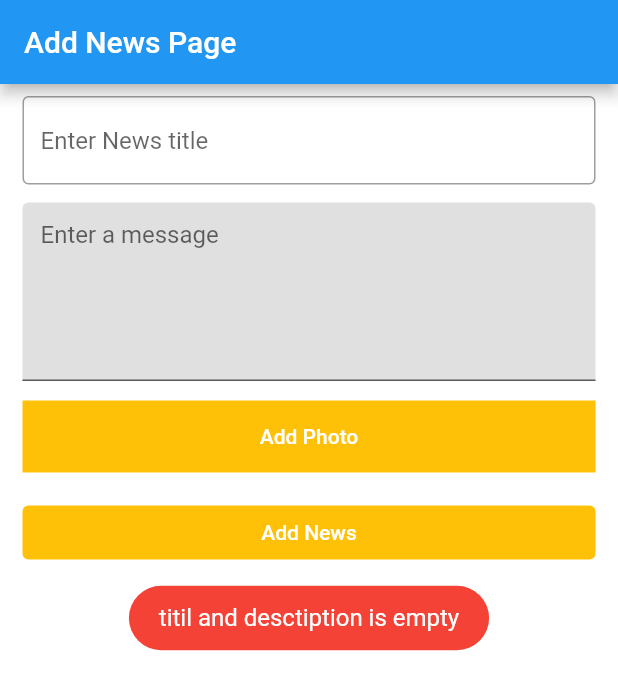
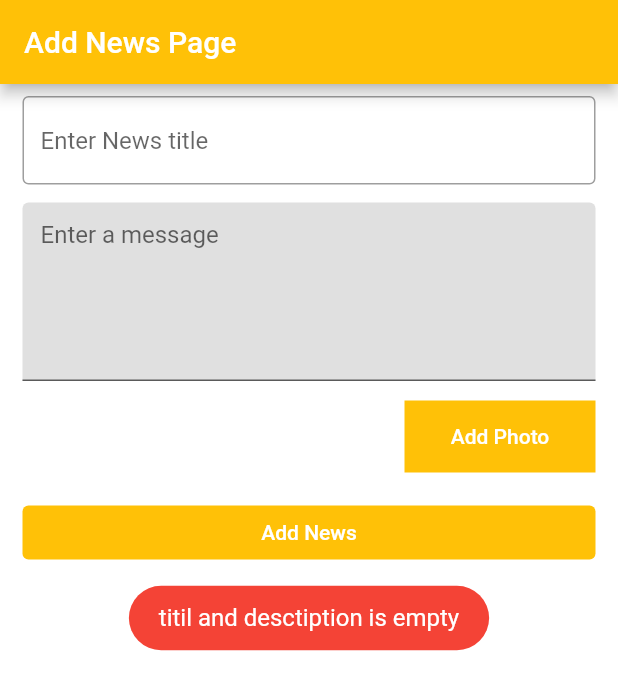
Before and after one commit to mohibraja1/news_app, a Flutter app: the AddNewsScreen screen opened directly, after a tap on "Add News", on a phone screen of 412 x 824 dp. Shown: the top 690 px of the screen. Run offline on Flutter 3.47's test engine with Material 2 defaults, Android fonts, the phone set to English and light mode, and no system bars; our stand-ins replace cached_network_image, firebase_core, firebase_database, firebase_storage, fluttertoast, image_picker and 1 more; accounts and stored records are empty.

Commit message:
working fine with mvvm

```diff
--- a/news_app/lib/main.dart
+++ b/news_app/lib/main.dart
@@ -14,7 +14,9 @@ class MyApp extends StatelessWidget {
     return MaterialApp(
       title: 'News App',
       theme: ThemeData(
+        primaryColor: Colors.amber,
         primarySwatch: Colors.blue,
+
       ),
       debugShowCheckedModeBanner: false,
       // home: MyHomePage(title: 'Flutter Demo Home Page'),
@@ -56,7 +58,7 @@ class _MyHomePageState extends State<MyHomePage> {
       appBar: AppBar(
         // Here we take the value from the MyHomePage object that was created by
         // the App.build method, and use it to set our appbar title.
-        title: Text(widget.title),
+        title: Text(widget.title,style: TextStyle(color: Colors.white),),
       ),
       body: Center(
         // Center is a layout widget. It takes a single child and positions it
--- a/news_app/lib/ui/AddNewsScreen.dart
+++ b/news_app/lib/ui/AddNewsScreen.dart
@@ -4,6 +4,12 @@ import 'package:flutter/material.dart';
 import 'package:news_app/blocs/AddNewsScreen.dart';
 import 'package:image_picker/image_picker.dart';
 import 'package:news_app/models/NewsModel.dart';
+import 'package:news_app/repo/FireBaseDatabase.dart';
+import 'package:news_app/viewmodels/AddNewsScreenVM.dart';
+import 'package:stacked/stacked.dart';
+import 'package:cached_network_image/cached_network_image.dart';
+
+final TAG = 'AddNewsScreen';
 
 class AddNewsScreen extends StatefulWidget {
   @override
@@ -32,7 +38,10 @@ class _State extends State<AddNewsScreen> {
         // Returning true allows the pop to happen, returning false prevents it.
         return true;
       },
-      child: Scaffold(
+      child: ViewModelBuilder<AddNewsScreenVM>.reactive(
+        viewModelBuilder: () => AddNewsScreenVM(),
+        onModelReady: (viewModel) => viewModel.initialise(),
+        builder: (context, viewModel, child) => Scaffold(
           appBar: AppBar(
             title: Text(
               'Add News Page',
@@ -41,8 +50,11 @@ class _State extends State<AddNewsScreen> {
           ),
           backgroundColor: Colors.white,
           body: SafeArea(
-          child: Padding(
-            padding: EdgeInsets.only(left: 15, right: 15, top: 8, bottom: 5),
+            child: Stack(
+              children: [
+                Padding(
+                  padding:
+                      EdgeInsets.only(left: 15, right: 15, top: 8, bottom: 5),
                   child: ListView(
                     children: [
                       TextField(
@@ -64,7 +76,15 @@ class _State extends State<AddNewsScreen> {
                           ),
                         ),
                       ),
-                Container(
+                      Row(
+                        children: [
+                          Expanded(
+                            flex: 2,
+                            child: Container(),
+                          ),
+                          Expanded(
+                            flex: 1,
+                            child: Container(
                               width: 200,
                               margin: EdgeInsets.only(top: 12),
                               color: Colors.amber,
@@ -72,17 +92,25 @@ class _State extends State<AddNewsScreen> {
                                 style: ButtonStyle(),
                                 onPressed: () {
                                   mBloc.printLog("add image button clicked");
-                      pickImageFromGallery();
+
+                                  if (!viewModel.isShowingProgress) {
+                                    pickImageFromGallery(viewModel);
+                                  }
                                 },
+                                child: Container(
                                   child: Text(
                                     'Add Photo',
                                     style: TextStyle(color: Colors.white),
                                   ),
                                 ),
                               ),
+                            ),
+                          )
+                        ],
+                      ),
                       Container(
                         margin: EdgeInsets.only(top: 15),
-                  child: _previewImage(),
+                        child: _previewImage(viewModel),
                       ),
                       Container(
                         child: TextButton(
@@ -95,11 +123,15 @@ class _State extends State<AddNewsScreen> {
                           onPressed: () {
                             mBloc.printLog('done button pressed');
 
-                      addNewsToFirebase();
+                            addNewsToFirebase(viewModel);
                           },
                           child: Text('Add News'),
                         ),
                       )
+                    ],
+                  ),
+                ),
+                showProgressBar(viewModel.isShowingProgress),
               ],
             ),
           ),
@@ -108,7 +140,7 @@ class _State extends State<AddNewsScreen> {
     );
   }
 
-  void addNewsToFirebase() {
+  void addNewsToFirebase(AddNewsScreenVM viewModel) {
     if (titleController.text.isEmpty && descriptionController.text.isEmpty) {
       mBloc.toast('titil and desctiption is empty');
       return;
@@ -128,15 +160,21 @@ class _State extends State<AddNewsScreen> {
     final newsModel = NewsModel(
         titleController.text, descriptionController.text, _imageFilePath);
 
-    mBloc.addNewsRecordToFirebaseDB(newsModel);
+    viewModel.addNewsRecordToFirebaseDB(newsModel).then((value) => {
+          if (value)
+            {mBloc.toast('News added successfully'), mBloc.moveToLastScreen()}
+          else
+            {mBloc.toast('News added failed')}
+        });
   }
 
-  Future<void> pickImageFromGallery() async {
+  Future<void> pickImageFromGallery(AddNewsScreenVM viewModel) async {
     mBloc.printLog('pickImageFromGallery');
     final PickedFile? pickedFile =
         await _picker.getImage(source: ImageSource.gallery);
 
-    final downloadLink = mBloc.uploadImageToFirebase(File(pickedFile!.path));
+    final downloadLink =
+        viewModel.uploadImageToFirebase(File(pickedFile!.path));
 
     downloadLink.then((value) => {
           setState(() {
@@ -146,11 +184,16 @@ class _State extends State<AddNewsScreen> {
         });
   }
 
-  Widget _previewImage() {
+  Widget _previewImage(AddNewsScreenVM viewModel) {
     if (_imageFilePath.isNotEmpty) {
       print(_imageFilePath);
 
-      return Semantics(child: Image.network(_imageFilePath));
+
+
+      viewModel.shouldShowProgress(false);
+
+      return Container( margin : EdgeInsets.only(top: 20,bottom: 20),child: Image.network(_imageFilePath));
+
     } else {
       return Container(
         width: 1,
@@ -158,4 +201,15 @@ class _State extends State<AddNewsScreen> {
       );
     }
   }
+
+  showProgressBar(bool showProgress) {
+    log('$TAG showProgressBar');
+    if (showProgress) {
+      log('$TAG showing');
+      return Center(child: CircularProgressIndicator());
+    } else {
+      log('$TAG not showing');
+      return Container();
     }
+  }
+}
--- a/news_app/lib/utils/FireBaseDatabase.dart
+++ /dev/null
@@ -1,62 +0,0 @@
-import 'dart:io';
-
-import 'package:firebase_database/firebase_database.dart';
-import 'package:firebase_storage/firebase_storage.dart';
-import 'package:news_app/models/NewsModel.dart';
-
-class MyFireBaseDatabase {
-  static final databaseReference =
-      FirebaseDatabase.instance.reference().child('MyNews');
-
-  final KEY_NEWS_TITLE = 'NewsTitle';
-  final KEY_NEWS_DESCRIPTION = 'NewsDescription';
-  final KEY_NEWS_IMAGE = 'NewsImage';
-
-  void addEntryToFireBase(NewsModel newsModel) {
-    databaseReference.push().set({
-      KEY_NEWS_TITLE: newsModel.newsTitle,
-      KEY_NEWS_DESCRIPTION: newsModel.newsDesctiption,
-      KEY_NEWS_IMAGE: newsModel.imagePath,
-    }).then((value) => {
-      print('addEntryToFireBase success')
-    });
-  }
-
-  Future<List<NewsModel>> readAllNewsData() async {
-    print('readAllNewsData come in this function');
-
-    List<NewsModel> mList = <NewsModel>[];
-
-    await databaseReference.once().then((DataSnapshot snapshot) {
-      Map<dynamic, dynamic> values = snapshot.value;
-      values.forEach((key, values) {
-        final title = values[KEY_NEWS_TITLE];
-        final description = values[KEY_NEWS_DESCRIPTION];
-        final imagePath = values[KEY_NEWS_IMAGE];
-
-        final newsmodel = NewsModel(title, description, imagePath);
-        mList.add(newsmodel);
-      });
-
-      print(mList);
-
-      return mList;
-    });
-
-    return mList;
-  }
-
-  Future<String> uploadImageToFirebase(File file1) async {
-    String data = "helloworld";
-
-    FirebaseStorage storage = FirebaseStorage.instance;
-    Reference ref = storage.ref().child("image1-" + DateTime.now().toString());
-    await ref.putFile(file1).then((res) async {
-      await res.ref.getDownloadURL().then((value) {
-        print("sds_ $value");
-        data = value;
-      });
-    });
-    return data;
-  }
-}
--- /dev/null
+++ b/news_app/lib/viewmodels/AddNewsScreenVM.dart
@@ -0,0 +1,32 @@
+import 'dart:async';
+import 'dart:io';
+
+import 'package:news_app/models/NewsModel.dart';
+import 'package:news_app/repo/FireBaseDatabase.dart';
+import 'package:news_app/viewmodels/BaseViewModel.dart';
+
+class AddNewsScreenVM extends BaseViewModel {
+  late MyFireBaseDatabase _db;
+
+  bool isShowingProgress = false;
+
+  initialise() {
+    _db = MyFireBaseDatabase();
+  }
+
+  Future<bool> addNewsRecordToFirebaseDB(NewsModel newsModel) {
+    return _db.addEntryToFireBase(newsModel);
+  }
+
+  Future<String> uploadImageToFirebase(File file) async {
+    notifyChange();
+    isShowingProgress = true;
+    return _db.uploadImageToFirebase(file);
+
+  }
+
+  shouldShowProgress(bool value){
+    notifyChange();
+    isShowingProgress = value;
+  }
+}
--- a/news_app/pubspec.yaml
+++ b/news_app/pubspec.yaml
@@ -31,6 +31,7 @@ dependencies:
   firebase_database: ^7.1.1
   firebase_storage: ^8.1.3
   stacked: ^2.1.9
+  cached_network_image: ^3.0.0
 
 dev_dependencies:
   flutter_test:
```
Also changed, not shown: news_app/lib/blocs/AddNewsScreen.dart (+3 -7 lines), news_app/lib/blocs/BaseBlock.dart (+0 -54 lines), news_app/lib/blocs/NewsListScreenBloc.dart (+1 -7 lines), news_app/lib/models/NewsModel.dart (+8 -4 lines), news_app/lib/repo/FireBaseDatabase.dart (added, +115 -0 lines), news_app/lib/ui/MyTest.dart (+27 -15 lines), news_app/lib/ui/NewsDetailScreen.dart (+10 -4 lines), news_app/lib/ui/NewsListhome.dart (+63 -56 lines), news_app/lib/viewmodels/BaseViewModel.dart (added, +19 -0 lines), news_app/lib/viewmodels/NewsListScreenVM.dart (added, +46 -0 lines), news_app/pubspec.lock. Lines whose indentation alone changed are shown as unchanged.
